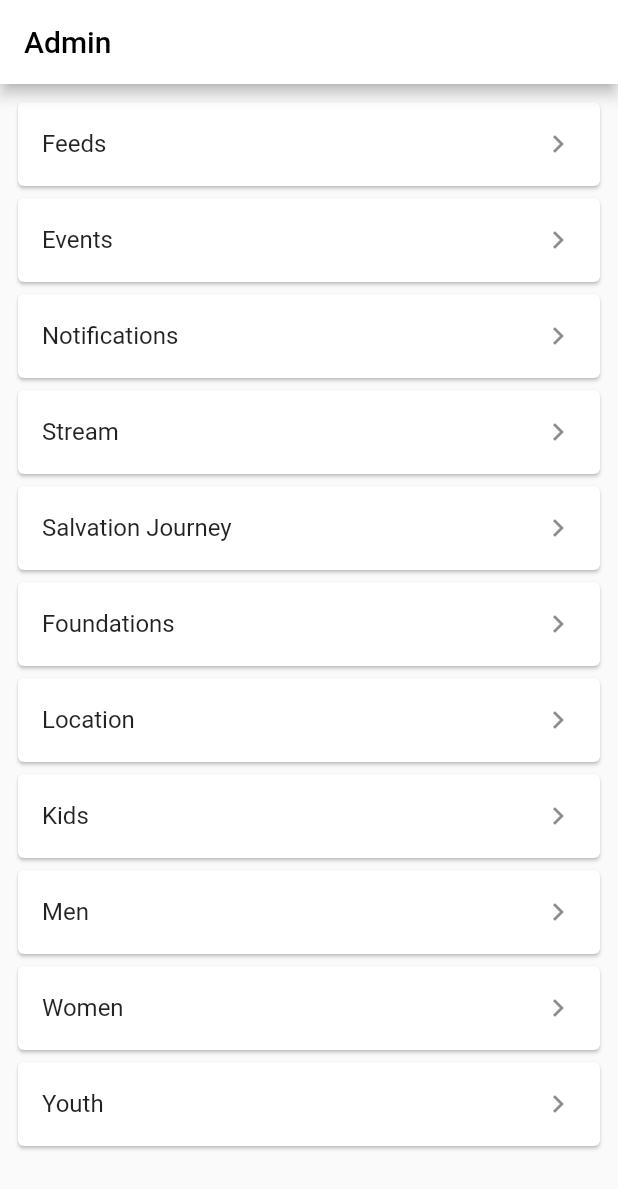
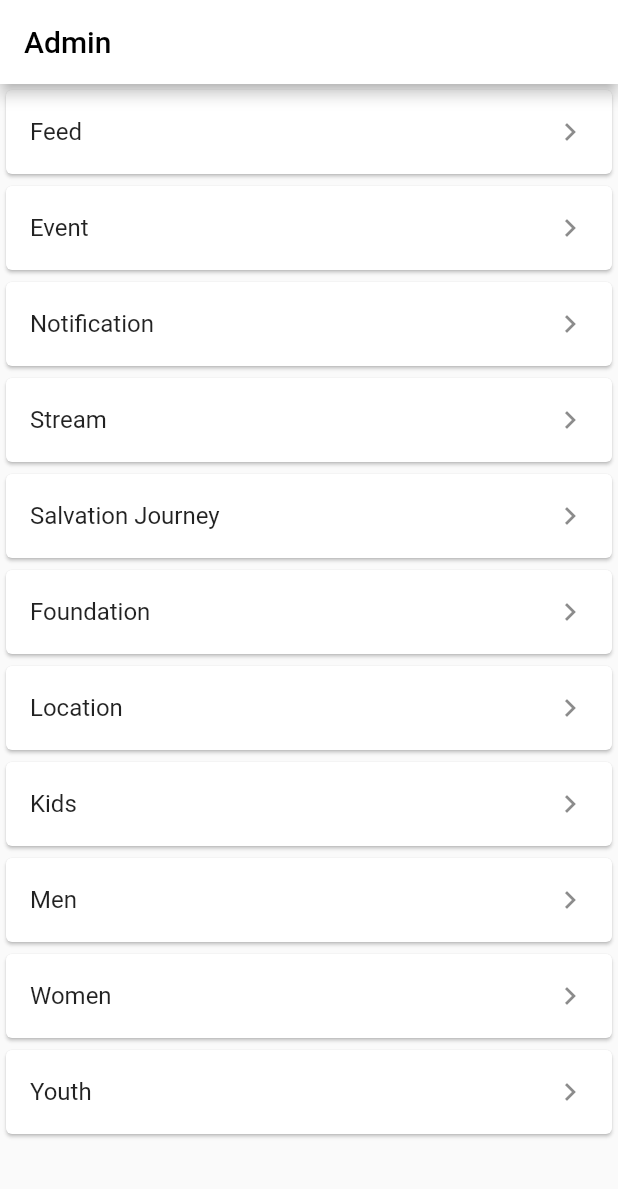
Before and after one commit to phillipAKhoza/beta1.0, a Flutter app: the AdminItems screen opened directly, on a phone screen of 412 x 824 dp. Shown: the top 1189 px of the screen. Run offline on Flutter 3.47's test engine with Material 2 defaults, Android fonts, the phone set to English and light mode, and no system bars; our stand-ins replace animated_splash_screen, firebase_auth, firebase_core, youtube_player_flutter; accounts and stored records are empty.

Commit message:
Admin screen refactor

```diff
--- a/lib/screens/admin_Screen.dart
+++ b/lib/screens/admin_Screen.dart
@@ -21,12 +21,12 @@ class AdminItems extends StatefulWidget {
 
 class _AdminItemsState extends State<AdminItems> {
   final List<String> item = <String>[
-    'Feeds',
-    'Events',
-    'Notifications',
+    'Feed',
+    'Event',
+    'Notification',
     'Stream',
     'Salvation Journey',
-    'Foundations',
+    'Foundation',
     'Location',
     'Kids',
     'Men',
@@ -52,155 +52,37 @@ class _AdminItemsState extends State<AdminItems> {
         appBar: AppBar(
           title: const Text('Admin'),
         ),
-        body: ListView(
-          physics: const AlwaysScrollableScrollPhysics(),
-          padding: const EdgeInsets.all(8),
-          children: <Widget>[
+        body: ListView.builder(
+          shrinkWrap: true,
+          // physics: const NeverScrollableScrollPhysics(),
+          // padding: const EdgeInsets.all(10.0),
+          itemCount: item.length,
+          itemBuilder: (BuildContext context, int index) {
+            return
               Card(
                   child: ListTile(
                     // leading: Icon(Icons.${icon[index]}),
-                  title: const Text("Feeds"),
+                    title: Text(item[index]),
                     trailing: const Icon(Icons.keyboard_arrow_right),
                     onTap: () {
                       Navigator.of(context).push(
                           MaterialPageRoute<dynamic>(builder: (BuildContext context) {
-                          return const SecondRoute();
+                            return AdminFormScreen(section: item[index],);
                           }));
                     },
-                )),
-            Card(
-                child: ListTile(
-                  // leading: Icon(Icons.${icon[index]}),
-                  title: const Text("Events"),
-                  trailing: const Icon(Icons.keyboard_arrow_right),
-                  onTap: () {
-                    Navigator.of(context).push(
-                        MaterialPageRoute<dynamic>(builder: (BuildContext context) {
-                          return const SecondRoute();
+                  ));
           }));
-                  },
-                )),
-            Card(
-                child: ListTile(
-                  // leading: Icon(Icons.${icon[index]}),
-                  title: const Text("Notifications"),
-                  trailing: const Icon(Icons.keyboard_arrow_right),
-                  onTap: () {
-                    Navigator.of(context).push(
-                        MaterialPageRoute<dynamic>(builder: (BuildContext context) {
-                          return const SecondRoute();
-                        }));
-                  },
-                )),
-            Card(
-                child: ListTile(
-                  // leading: Icon(Icons.${icon[index]}),
-                  title: const Text("Stream"),
-                  trailing: const Icon(Icons.keyboard_arrow_right),
-                  onTap: () {
-                    Navigator.of(context).push(
-                        MaterialPageRoute<dynamic>(builder: (BuildContext context) {
-                          return const SecondRoute();
-                        }));
-                  },
-                )),
-            Card(
-                child: ListTile(
-                  // leading: Icon(Icons.${icon[index]}),
-                  title: const Text("Salvation Journey"),
-                  trailing: const Icon(Icons.keyboard_arrow_right),
-                  onTap: () {
-                    Navigator.of(context).push(
-                        MaterialPageRoute<dynamic>(builder: (BuildContext context) {
-                          return const SecondRoute();
-                        }));
-                  },
-                )),
-            Card(
-                child: ListTile(
-                  // leading: Icon(Icons.${icon[index]}),
-                  title: const Text("Foundations"),
-                  trailing: const Icon(Icons.keyboard_arrow_right),
-                  onTap: () {
-                    Navigator.of(context).push(
-                        MaterialPageRoute<dynamic>(builder: (BuildContext context) {
-                          return const SecondRoute();
-                        }));
-                  },
-                )),
-            Card(
-                child: ListTile(
-                  // leading: Icon(Icons.${icon[index]}),
-                  title: const Text("Location"),
-                  trailing: const Icon(Icons.keyboard_arrow_right),
-                  onTap: () {
-                    Navigator.of(context).push(
-                        MaterialPageRoute<dynamic>(builder: (BuildContext context) {
-                          return const SecondRoute();
-                        }));
-                  },
-                )),
-            Card(
-                child: ListTile(
-                  // leading: Icon(Icons.${icon[index]}),
-                  title: const Text("Kids"),
-                  trailing: const Icon(Icons.keyboard_arrow_right),
-                  onTap: () {
-                    Navigator.of(context).push(
-                        MaterialPageRoute<dynamic>(builder: (BuildContext context) {
-                          return const SecondRoute();
-                        }));
-                  },
-                )),
-            Card(
-                child: ListTile(
-                  // leading: Icon(Icons.${icon[index]}),
-                  title: const Text("Men"),
-                  trailing: const Icon(Icons.keyboard_arrow_right),
-                  onTap: () {
-                    Navigator.of(context).push(
-                        MaterialPageRoute<dynamic>(builder: (BuildContext context) {
-                          return const SecondRoute();
-                        }));
-                  },
-                )),
-            Card(
-                child: ListTile(
-                  // leading: Icon(Icons.${icon[index]}),
-                  title: const Text("Women"),
-                  trailing: const Icon(Icons.keyboard_arrow_right),
-                  onTap: () {
-                    Navigator.of(context).push(
-                        MaterialPageRoute<dynamic>(builder: (BuildContext context) {
-                          return const SecondRoute();
-                        }));
-                  },
-                )),
-            Card(
-                child: ListTile(
-                  // leading: Icon(Icons.${icon[index]}),
-                  title: const Text("Youth"),
-                  trailing: const Icon(Icons.keyboard_arrow_right),
-                  onTap: () {
-                    Navigator.of(context).push(
-                        MaterialPageRoute<dynamic>(builder: (BuildContext context) {
-                          return const SecondRoute();
-                        }));
-                  },
-                )),
-          ],
-        ));
   }
 }
 
-class SecondRoute extends StatelessWidget {
-  const SecondRoute({super.key});
-
+class AdminFormScreen extends StatelessWidget {
+  const AdminFormScreen({super.key, required this.section});
+  final String section;
   @override
   Widget build(BuildContext context) {
     return Scaffold(
       appBar: AppBar(
-        title: const Text('Second Route'),
+        title: Text("$section screen"),
       ),
       body: const Center(
         child: FoundationFeed(),
```
Lines whose indentation alone changed are shown as unchanged.
